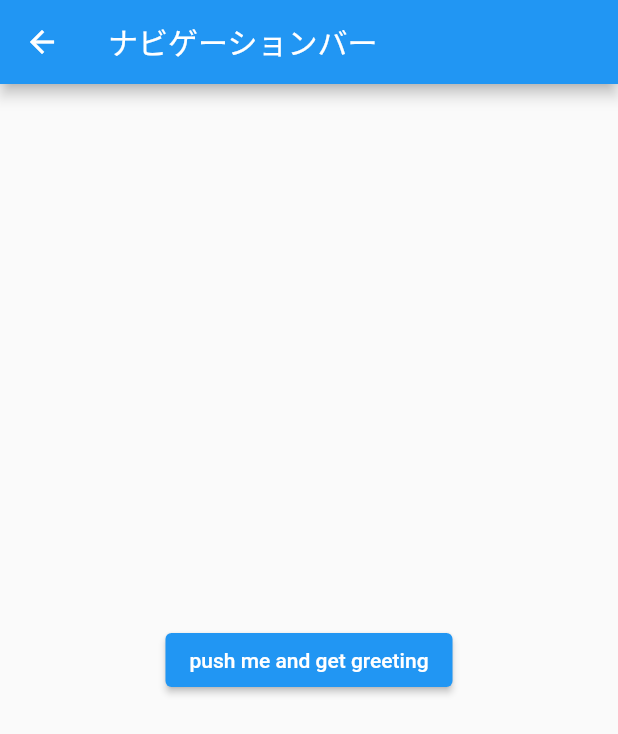
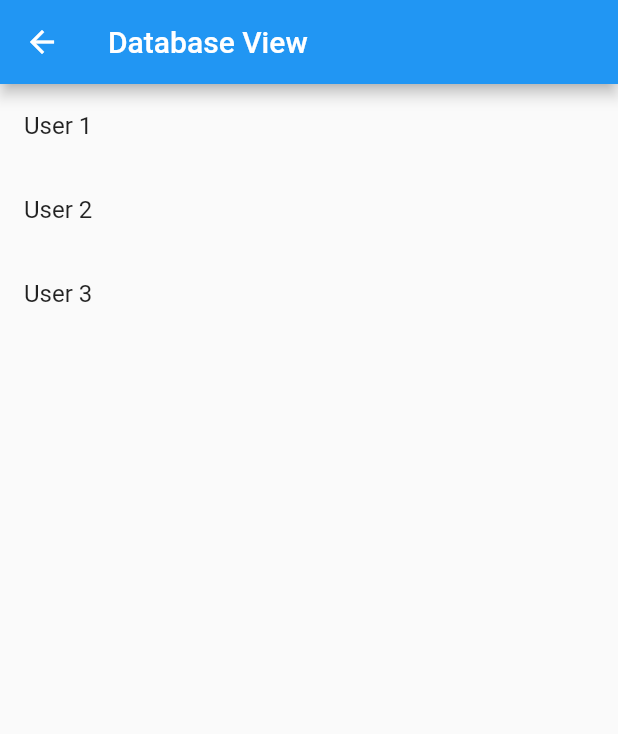
Before and after one commit to yuta-kinouchi/spajam_flutter, a Flutter app: the screen it shows after launch, after a tap on "データベースCRUD実装ページ", on a phone screen of 412 x 824 dp. Shown: the top 734 px of the screen. Run offline on Flutter 3.47's test engine with Material 2 defaults, Android fonts, the phone set to English and light mode, and no system bars.

Commit message:
add:動的なテーブル表示作成

```diff
--- a/lib/main.dart
+++ b/lib/main.dart
@@ -1,6 +1,6 @@
 import 'package:flutter/material.dart';
-import 'package:spajam/view/api_connect.dart';
-import 'package:spajam/view/data_base.dart';
+import 'package:spajam/view/ApiConnect.dart';
+import 'package:spajam/view/DataBaseView.dart';
 
 void main() {
   runApp(const MyApp());
@@ -54,7 +54,7 @@ class _MyHomePageState extends State<MyHomePage> {
               onPressed: () {
                 Navigator.push(
                   context,
-                  MaterialPageRoute(builder: (context) => const DataBase()),
+                  MaterialPageRoute(builder: (context) => DataBaseView()),
                 );
               },
             ),
--- a/lib/view/api_connect.dart
+++ b/lib/view/ApiConnect.dart
@@ -1,9 +1,5 @@
 import 'package:flutter/material.dart';
 import 'package:http/http.dart' as http;
-
-// void main() {
-//   runApp(const ApiConnect());
-// }
 
 class ApiConnect extends StatefulWidget {
   const ApiConnect({Key? key}) : super(key: key);
--- /dev/null
+++ b/lib/view/DataBaseView.dart
@@ -0,0 +1,34 @@
+import 'package:flutter/material.dart';
+
+class DataBaseView extends StatefulWidget {
+  const DataBaseView({Key? key}) : super(key: key);
+
+  @override
+  _DataBaseViewState createState() => _DataBaseViewState();
+}
+
+class _DataBaseViewState extends State<DataBaseView> {
+  // 定数リストにconstを追加
+  final List<String> user = const [
+    "User 1",
+    "User 2",
+    "User 3",
+  ];
+
+  @override
+  Widget build(BuildContext context) {
+    return Scaffold(
+      appBar: AppBar(
+        title: Text("Database View"),
+      ),
+      body: ListView.builder(
+        itemCount: user.length,
+        itemBuilder: (context, index) {
+          return ListTile(
+            title: Text(user[index]),
+          );
+        },
+      ),
+    );
+  }
+}
--- a/lib/view/data_base.dart
+++ /dev/null
@@ -1,38 +0,0 @@
-import 'package:flutter/material.dart';
-import 'package:http/http.dart' as http;
-
-void main() {
-  runApp(const DataBase());
-}
-
-class DataBase extends StatelessWidget {
-  const DataBase({super.key});
-  @override
-  Widget build(BuildContext context) {
-    return Scaffold(
-      appBar: AppBar(
-        title: Text("ナビゲーションバー"),
-      ),
-      body: Center(
-        child: ElevatedButton(
-          child: const Text("push me and get greeting"),
-          onPressed: () async {
-            //リクエスト先のurl
-            Uri url = Uri.parse("http://127.0.0.1:8000/");
-
-            try {
-              //リクエストを投げる
-              var res = await http.get(url);
-
-              //リクエスト結果をコンソール出力
-              debugPrint(res.body);
-            } catch (e) {
-              //リクエストに失敗した場合は"error"と表示
-              debugPrint("error");
-            }
-          },
-        ),
-      ),
-    );
-  }
-}
--- a/pubspec.yaml
+++ b/pubspec.yaml
@@ -28,9 +28,11 @@ environment:
 # the latest version available on pub.dev. To see which dependencies have newer
 # versions available, run `flutter pub outdated`.
 dependencies:
+  get: ^4.6.5
   http: ^0.13.3
   flutter:
     sdk: flutter
+
 
 
   # The following adds the Cupertino Icons font to your application.
```
Also changed, not shown: lib/controller/DataBaseViewController.dart (added, +11 -0 lines), lib/model/PokemonModel.dart (added, +30 -0 lines), pubspec.lock.
